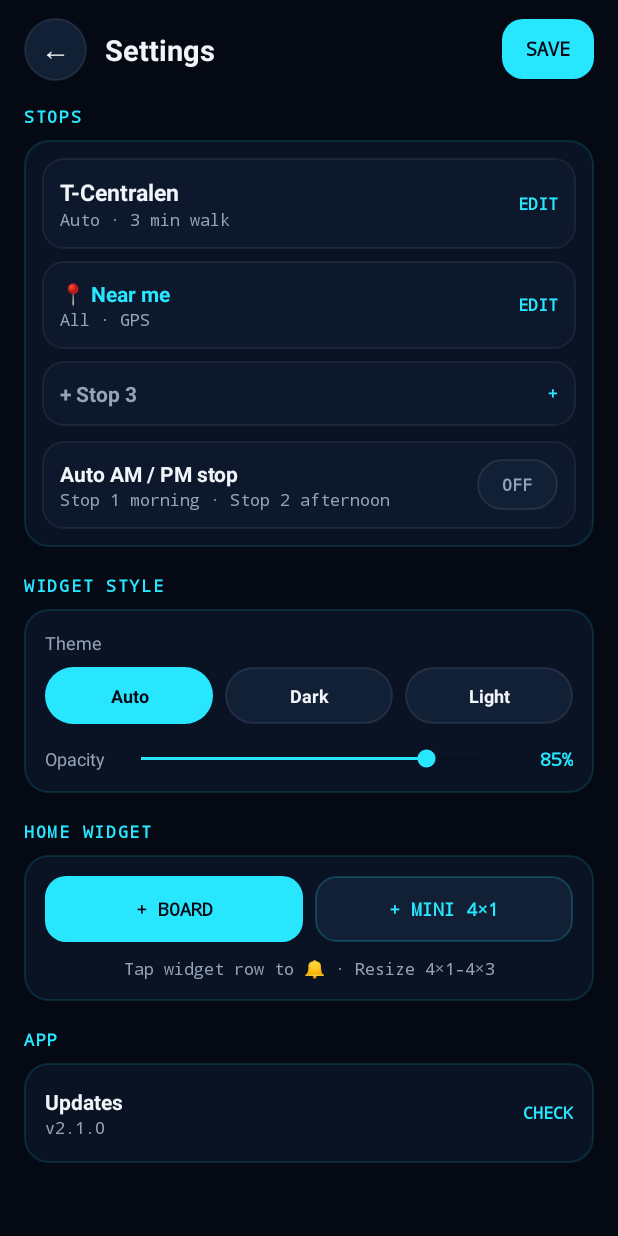
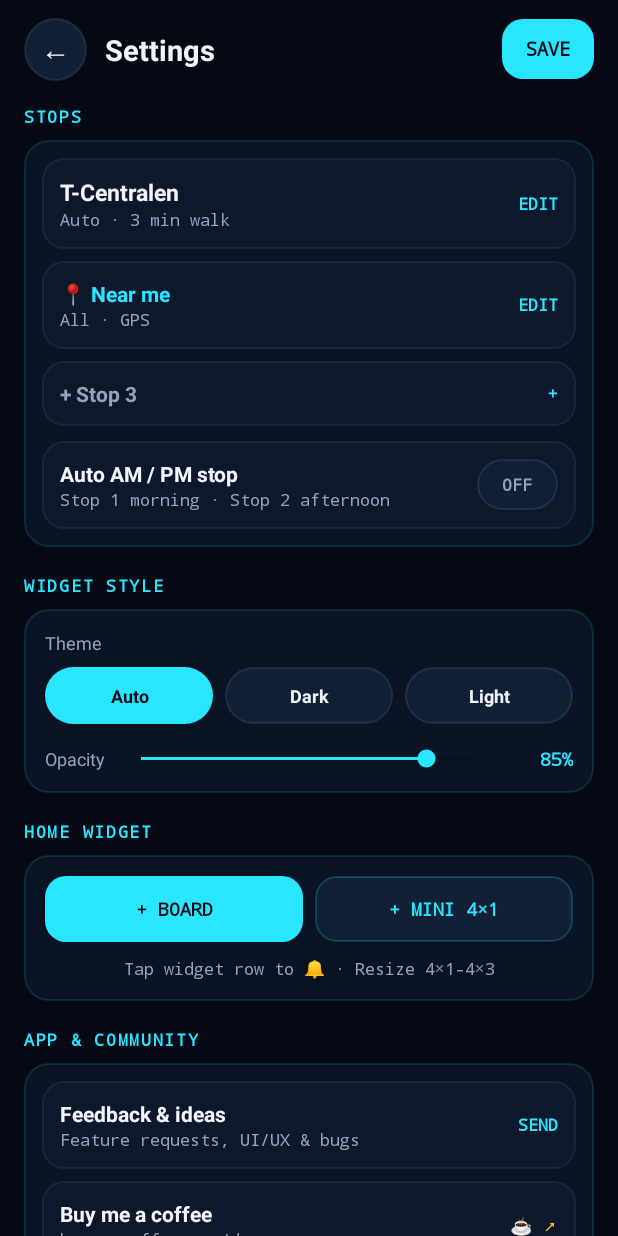
Before and after one commit to dnyx-fd3/sthlm-metro-android, an Android app: the SettingsActivity screen opened directly, with no data from a screen before it, on a phone screen of 412 x 824 dp. Run offline under Robolectric (Android 15) with nearby library versions, the phone set to English and light mode, and no system bars; network calls fail; pictures from the network do not load.

Commit message:
Add in-app Feedback modal, Buy Me a Coffee links, and GA4 events

```diff
--- a/app/src/main/java/se/dnyx/sthlmmetro/SettingsActivity.kt
+++ b/app/src/main/java/se/dnyx/sthlmmetro/SettingsActivity.kt
@@ -166,6 +166,12 @@ class SettingsActivity : AppCompatActivity() {
             pinWidget(MiniWidgetProvider::class.java, "mini")
         }
 
+        findViewById<View>(R.id.row_send_feedback).setOnClickListener {
+            FeedbackHelper.showFeedbackDialog(this)
+        }
+        findViewById<View>(R.id.row_buy_coffee).setOnClickListener {
+            FeedbackHelper.openCoffeeLink(this, "settings")
+        }
         findViewById<View>(R.id.row_check_updates).setOnClickListener {
             AppUpdater.showUpdateDialog(this)
         }
--- a/app/src/main/res/layout/activity_settings.xml
+++ b/app/src/main/res/layout/activity_settings.xml
@@ -449,14 +449,14 @@
                     android:textSize="11sp" />
             </LinearLayout>
 
-            <!-- SECTION 4: APP & UPDATES -->
+            <!-- SECTION 4: APP, FEEDBACK & SUPPORT -->
             <TextView
                 android:layout_width="wrap_content"
                 android:layout_height="wrap_content"
                 android:layout_marginTop="18dp"
                 android:fontFamily="monospace"
                 android:letterSpacing="0.1"
-                android:text="APP"
+                android:text="APP &amp; COMMUNITY"
                 android:textColor="@color/cyan_accent"
                 android:textSize="11sp"
                 android:textStyle="bold" />
@@ -467,16 +467,105 @@
                 android:layout_marginTop="8dp"
                 android:background="@drawable/app_card_bg"
                 android:orientation="vertical"
-                android:padding="14dp">
+                android:padding="12dp">
 
+                <!-- Feedback & Ideas -->
+                <LinearLayout
+                    android:id="@+id/row_send_feedback"
+                    android:layout_width="match_parent"
+                    android:layout_height="wrap_content"
+                    android:background="@drawable/app_row_bg"
+                    android:gravity="center_vertical"
+                    android:orientation="horizontal"
+                    android:padding="12dp">
+
+                    <LinearLayout
+                        android:layout_width="0dp"
+                        android:layout_height="wrap_content"
+                        android:layout_weight="1"
+                        android:orientation="vertical">
+
+                        <TextView
+                            android:layout_width="wrap_content"
+                            android:layout_height="wrap_content"
+                            android:text="Feedback &amp; ideas"
+                            android:textColor="@color/text_primary"
+                            android:textSize="14sp"
+                            android:textStyle="bold" />
+
+                        <TextView
+                            android:layout_width="wrap_content"
+                            android:layout_height="wrap_content"
+                            android:fontFamily="monospace"
+                            android:text="Feature requests, UI/UX &amp; bugs"
+                            android:textColor="@color/text_secondary"
+                            android:textSize="11sp" />
+                    </LinearLayout>
+
+                    <TextView
+                        android:layout_width="wrap_content"
+                        android:layout_height="wrap_content"
+                        android:fontFamily="monospace"
+                        android:text="SEND"
+                        android:textColor="@color/cyan_accent"
+                        android:textSize="11sp"
+                        android:textStyle="bold" />
+                </LinearLayout>
+
+                <!-- Subtle Buy Me a Coffee -->
+                <LinearLayout
+                    android:id="@+id/row_buy_coffee"
+                    android:layout_width="match_parent"
+                    android:layout_height="wrap_content"
+                    android:layout_marginTop="8dp"
+                    android:background="@drawable/app_row_bg"
+                    android:gravity="center_vertical"
+                    android:orientation="horizontal"
+                    android:padding="12dp">
+
+                    <LinearLayout
+                        android:layout_width="0dp"
+                        android:layout_height="wrap_content"
+                        android:layout_weight="1"
+                        android:orientation="vertical">
+
+                        <TextView
+                            android:layout_width="wrap_content"
+                            android:layout_height="wrap_content"
+                            android:text="Buy me a coffee"
+                            android:textColor="@color/text_primary"
+                            android:textSize="14sp"
+                            android:textStyle="bold" />
+
+                        <TextView
+                            android:layout_width="wrap_content"
+                            android:layout_height="wrap_content"
+                            android:fontFamily="monospace"
+                            android:text="buymeacoffee.com/dnyx"
+                            android:textColor="@color/text_secondary"
+                            android:textSize="11sp" />
+                    </LinearLayout>
+
+                    <TextView
+                        android:layout_width="wrap_content"
+                        android:layout_height="wrap_content"
+                        android:fontFamily="monospace"
+                        android:text="☕ ↗"
+                        android:textColor="@color/amber_warn"
+                        android:textSize="12sp"
+                        android:textStyle="bold" />
+                </LinearLayout>
+
+                <!-- App Updates -->
                 <LinearLayout
                     android:id="@+id/row_check_updates"
                     android:layout_width="match_parent"
                     android:layout_height="wrap_content"
+                    android:layout_marginTop="8dp"
+                    android:background="@drawable/app_row_bg"
                     android:gravity="center_vertical"
                     android:orientation="horizontal"
-                    android:paddingTop="2dp"
-                    android:paddingBottom="2dp">
+                    android:padding="12dp">
 
                     <LinearLayout
                         android:layout_width="0dp"
```
Also changed, not shown: app/src/main/java/se/dnyx/sthlmmetro/AnalyticsHelper.kt (+20 -0 lines), app/src/main/java/se/dnyx/sthlmmetro/FeedbackHelper.kt (added, +152 -0 lines), app/src/main/res/layout/dialog_feedback.xml (added, +120 -0 lines).
